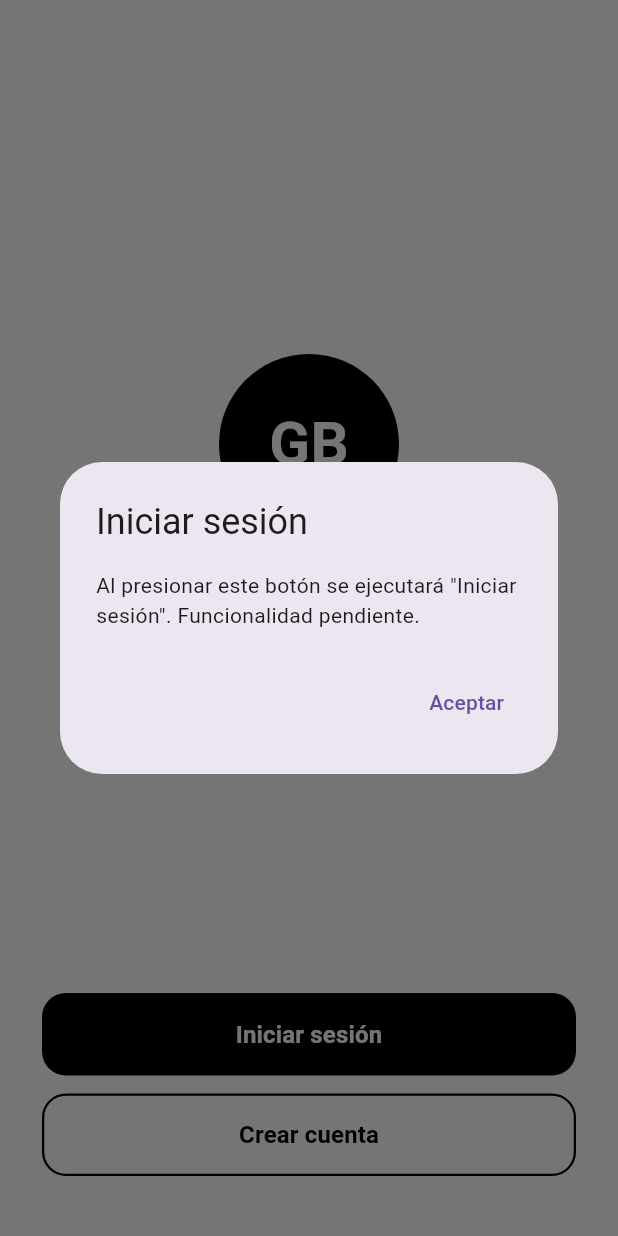
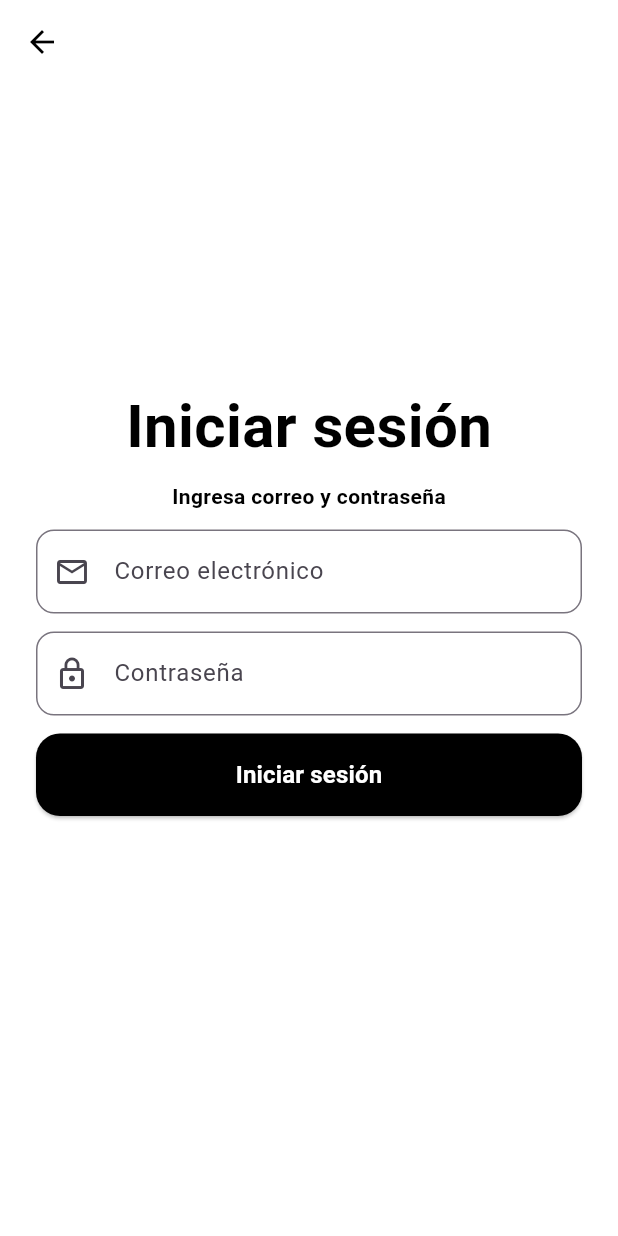
Before and after one commit to HectorSan13/GymBook, a Flutter app: the screen it shows after launch, after a tap on "Iniciar sesión", on a phone screen of 412 x 824 dp. Run offline on Flutter 3.47's test engine with Material 3 defaults, Android fonts, the phone set to English and light mode, and no system bars.

Commit message:
Agregar pantallas de Login y Registro con formularios

```diff
--- a/lib/main.dart
+++ b/lib/main.dart
@@ -1,5 +1,4 @@
 import 'package:flutter/material.dart';
-
 import 'screens/welcome_screen.dart';
 
 void main() {
@@ -11,14 +10,10 @@ class GymBookApp extends StatelessWidget {
 
   @override
   Widget build(BuildContext context) {
-    return MaterialApp(
+    return const MaterialApp(
       title: 'GymBook',
       debugShowCheckedModeBanner: false,
-      theme: ThemeData(
-        useMaterial3: true,
-        scaffoldBackgroundColor: Colors.white,
-      ),
-      home: const WelcomeScreen(),
+      home: WelcomeScreen(), // Muestra nuestra pantalla de bienvenida al abrir
     );
   }
 }
--- /dev/null
+++ b/lib/screens/login_screen.dart
@@ -0,0 +1,105 @@
+import 'package:flutter/material.dart';
+
+class LoginScreen extends StatelessWidget {
+  const LoginScreen({super.key});
+
+  @override
+  Widget build(BuildContext context) {
+    return Scaffold(
+      backgroundColor: Colors.white,
+      appBar: AppBar(
+        backgroundColor: Colors.white,
+        elevation: 0,
+        leading: IconButton(
+          icon: const Icon(Icons.arrow_back, color: Colors.black),
+          onPressed: () {
+            Navigator.of(context).pop();
+          },
+        ),
+      ),
+
+      body: SafeArea(
+        child: Padding(
+          padding: EdgeInsets.symmetric(horizontal: 24.0),
+          child: Column(
+            mainAxisAlignment: MainAxisAlignment.start,
+            children: [
+              SizedBox(height: 200),
+              Text(
+                'Iniciar sesión',
+                style: TextStyle(
+                  fontSize: 40,
+                  fontWeight: FontWeight.bold,
+                  color: Colors.black,
+                ),
+              ),
+              SizedBox(height: 8),
+              Text(
+                'Ingresa correo y contraseña',
+                style: TextStyle(
+                  fontSize: 14,
+                  color: Colors.black,
+                  fontWeight: FontWeight.bold,
+                ),
+              ),
+
+              const SizedBox(height: 12),
+
+              // Espacio para Correo
+              TextField(
+                keyboardType: TextInputType.emailAddress,
+                decoration: InputDecoration(
+                  labelText: 'Correo electrónico',
+                  hintText: 'ejemplo@correo.com',
+                  prefixIcon: Icon(Icons.email_outlined),
+                  border: OutlineInputBorder(
+                    borderRadius: BorderRadius.all(Radius.circular(12)),
+                  ),
+                ),
+              ),
+
+              const SizedBox(height: 12),
+
+              TextField(
+                obscureText: true,
+                decoration: InputDecoration(
+                  labelText: 'Contraseña',
+                  hintText: '******',
+                  prefixIcon: Icon(Icons.lock_outline),
+                  border: OutlineInputBorder(
+                    borderRadius: BorderRadius.all(Radius.circular(12)),
+                  ),
+                ),
+              ),
+
+              const SizedBox(height: 12),
+
+              SizedBox(
+                width: double.infinity,
+                child: ElevatedButton(
+                  onPressed: () {},
+                  style: ElevatedButton.styleFrom(
+                    backgroundColor: Colors.black,
+                    foregroundColor: Colors.white,
+                    padding: const EdgeInsets.symmetric(vertical: 16),
+                    shape: RoundedRectangleBorder(
+                      borderRadius: BorderRadius.circular(16),
+                    ),
+                  ),
+                  child: const Text(
+                    'Iniciar sesión',
+                    style: TextStyle(
+
+                      fontSize: 16,
+                      fontWeight: FontWeight.bold,
+                    ),
+                  ),
+                ),
+              ),
+            ]
+          ),
+        ),
+      ),
+    );
+  }
+}
--- a/lib/screens/welcome_screen.dart
+++ b/lib/screens/welcome_screen.dart
@@ -1,26 +1,10 @@
 import 'package:flutter/material.dart';
+import 'login_screen.dart';
+import 'register_screen.dart';
 
 class WelcomeScreen extends StatelessWidget {
   const WelcomeScreen({super.key});
 
-  // Función para mostrar alerta de funcionalidad pendiente (requerimiento de la rúbrica)
-  void _mostrarAlertaPendiente(BuildContext context, String accion) {
-    showDialog(
-      context: context,
-      builder: (ctx) => AlertDialog(
-        title: Text(accion),
-        content: Text(
-          'Al presionar este botón se ejecutará "$accion". Funcionalidad pendiente.',
-        ),
-        actions: [
-          TextButton(
-            onPressed: () => Navigator.of(ctx).pop(),
-            child: const Text('Aceptar'),
-          ),
-        ],
-      ),
-    );
-  }
 
   @override
   Widget build(BuildContext context) {
@@ -28,19 +12,19 @@ class WelcomeScreen extends StatelessWidget {
       backgroundColor: Colors.white,
       body: SafeArea(
         child: Padding(
-          padding: const EdgeInsets.symmetric(horizontal: 28.0),
+          padding: const EdgeInsets.symmetric(horizontal: 24.0),
           child: Column(
             mainAxisAlignment: MainAxisAlignment.center,
             crossAxisAlignment: CrossAxisAlignment.stretch,
             children: [
-              const Spacer(),
 
-              // Círculo con el logo
+               const Spacer(),
+
               Center(
                 child: Container(
                   width: 120,
                   height: 120,
-                  decoration: const BoxDecoration(
+                  decoration: BoxDecoration(
                     color: Colors.black,
                     shape: BoxShape.circle,
                   ),
@@ -49,16 +33,17 @@ class WelcomeScreen extends StatelessWidget {
                     'GB',
                     style: TextStyle(
                       color: Colors.white,
-                      fontSize: 40,
+                      fontSize: 48,
                       fontWeight: FontWeight.bold,
                     ),
                   ),
                 ),
               ),
 
+
               const SizedBox(height: 24),
 
-              // Título de la App
+
               const Text(
                 'GymBook',
                 textAlign: TextAlign.center,
@@ -69,33 +54,36 @@ class WelcomeScreen extends StatelessWidget {
                 ),
               ),
 
-              const Spacer(),
 
-              // Botón "Iniciar sesión"
+              const SizedBox(height: 70),
+
               ElevatedButton(
-                onPressed: () =>
-                    _mostrarAlertaPendiente(context, 'Iniciar sesión'),
+                onPressed: () {
+                  Navigator.of(context).push(MaterialPageRoute(builder: (context) => const LoginScreen()));
+                },
                 style: ElevatedButton.styleFrom(
                   backgroundColor: Colors.black,
                   foregroundColor: Colors.white,
                   padding: const EdgeInsets.symmetric(vertical: 16),
-                  elevation: 0,
                   shape: RoundedRectangleBorder(
                     borderRadius: BorderRadius.circular(16),
                   ),
                 ),
                 child: const Text(
                   'Iniciar sesión',
-                  style: TextStyle(fontSize: 16, fontWeight: FontWeight.w600),
+                  style: TextStyle(
+                    fontSize: 16,
+                    fontWeight: FontWeight.bold,
+                  ),
                 ),
               ),
 
               const SizedBox(height: 12),
 
-              // Botón "Crear cuenta"
-              OutlinedButton(
-                onPressed: () =>
-                    _mostrarAlertaPendiente(context, 'Crear cuenta'),
+              ElevatedButton(
+                onPressed: () {
+                  Navigator.of(context).push(MaterialPageRoute(builder: (context) => const RegisterScreen()));
+                },
                 style: OutlinedButton.styleFrom(
                   foregroundColor: Colors.black,
                   side: const BorderSide(color: Colors.black, width: 1.5),
@@ -106,11 +94,14 @@ class WelcomeScreen extends StatelessWidget {
                 ),
                 child: const Text(
                   'Crear cuenta',
-                  style: TextStyle(fontSize: 16, fontWeight: FontWeight.w600),
+                  style: TextStyle(
+                    fontSize: 16,
+                    fontWeight: FontWeight.bold,
+                  ),
                 ),
               ),
 
-              const SizedBox(height: 40),
+              const SizedBox(height: 250),
             ],
           ),
         ),
```
Also changed, not shown: lib/screens/register_screen.dart (added, +136 -0 lines).
